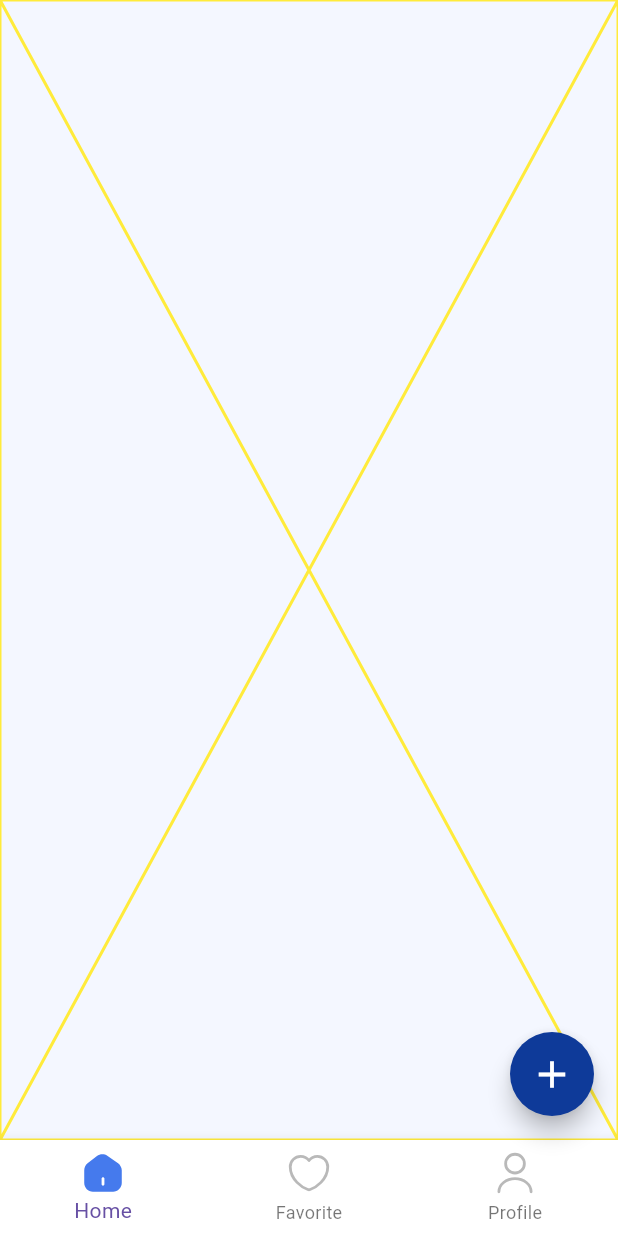
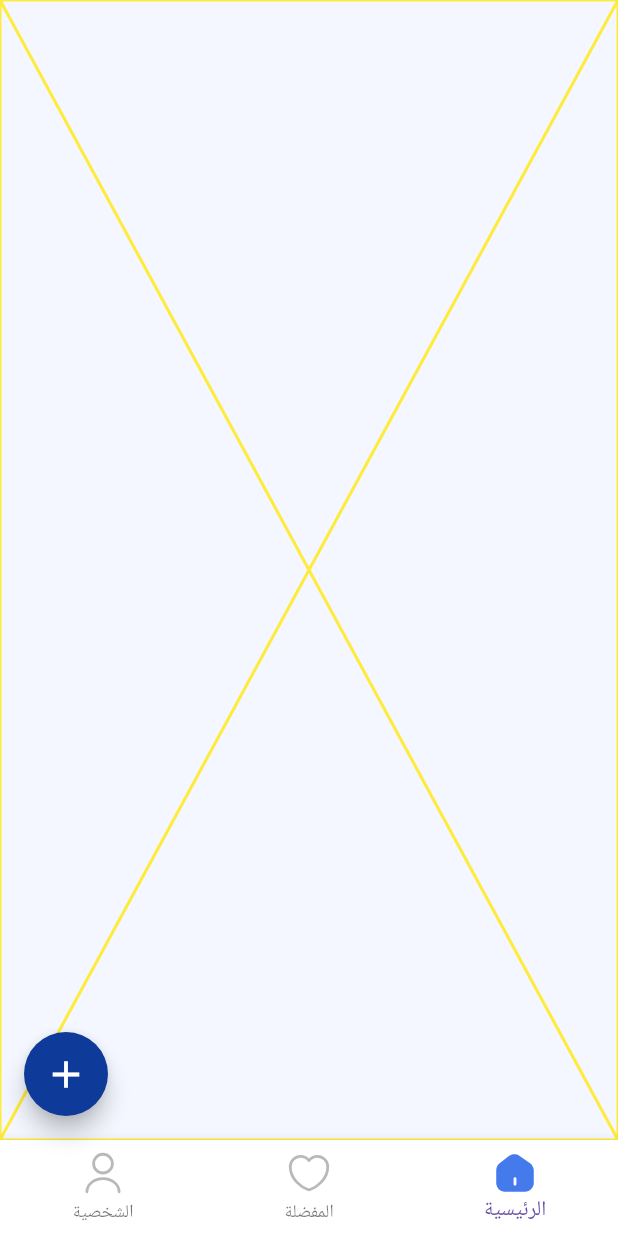
Before and after one commit to abdallahelnshar123-ux/evently, a Flutter app: the screen it shows after launch, on a phone screen of 412 x 824 dp. Run offline on Flutter 3.47's test engine with Material 3 defaults, Android fonts, the phone set to English and light mode, and no system bars; our stand-ins replace easy_localization, flutter_svg.

Commit message:
added  easy localization package

```diff
--- a/assets/translations/ar.json
+++ b/assets/translations/ar.json
@@ -0,0 +1,5 @@
+{
+  "home": "الرئيسية",
+  "favorite": "المفضلة",
+  "profile": "الشخصية"
+}
--- a/assets/translations/en.json
+++ b/assets/translations/en.json
@@ -0,0 +1,5 @@
+{
+  "home": "Home",
+  "favorite": "Favorite",
+  "profile": "Profile"
+}
--- a/lib/home_screen/home_screen.dart
+++ b/lib/home_screen/home_screen.dart
@@ -1,3 +1,4 @@
+import 'package:easy_localization/easy_localization.dart';
 import 'package:evently/home_screen/tabs/fav_tab/favorite_tab.dart';
 import 'package:evently/home_screen/tabs/home_tab/home_tab.dart';
 import 'package:evently/home_screen/tabs/profile_tab/profile_tab.dart';
@@ -34,19 +35,19 @@ class _HomeScreenState extends State<HomeScreen> {
         },
         items: [
           builtBottomNavigationBarItem(
-            label: 'Home',
+            label: context.tr('home'),
             index: 0,
             selectedIcon: AppAssets.homeSelectedIcon,
             unselectedIcon: AppAssets.homeUnselectedIcon,
           ),
           builtBottomNavigationBarItem(
-            label: 'Favorite',
+            label: context.tr('favorite'),
             index: 1,
             selectedIcon: AppAssets.favoriteSelectedIcon,
             unselectedIcon: AppAssets.favoriteUnselectedIcon,
           ),
           builtBottomNavigationBarItem(
-            label: 'Profile',
+            label: context.tr('profile'),
             index: 2,
             selectedIcon: AppAssets.profileSelectedIcon,
             unselectedIcon: AppAssets.profileUnselectedIcon,
--- a/lib/main.dart
+++ b/lib/main.dart
@@ -11,8 +11,8 @@ void main() async {
   runApp(
     EasyLocalization(
       supportedLocales: [Locale('en'), Locale('ar')],
-      path: 'assets/translation',
-      startLocale: Locale('en'),
+      path: 'assets/translations',
+      startLocale: Locale('ar'),
       saveLocale: true,
       child: const MyApp(),
     ),
```
